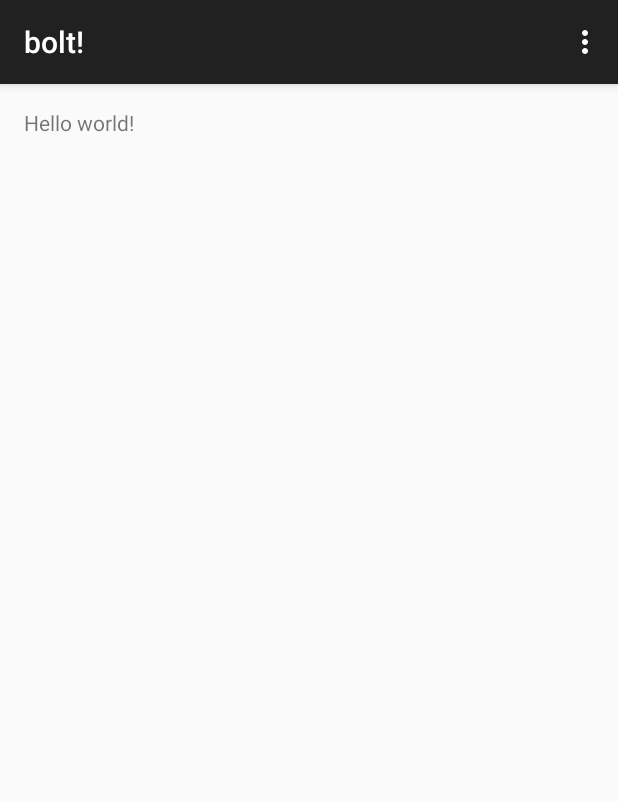
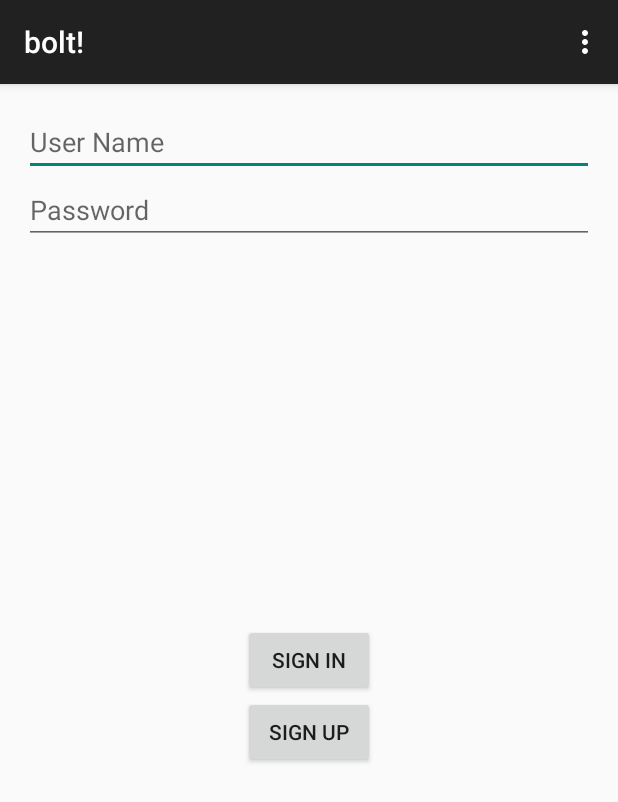
Before and after one commit to MaheshSinghSawant/CSC780Android, an Android app: the MainActivity screen opened directly, with no data from a screen before it, on a phone screen of 412 x 824 dp. Shown: the top 802 px of the screen. Run offline under Robolectric (Android 15) with nearby library versions, the phone set to English and light mode, and no system bars.

Commit message:
Created login screen

```diff
--- a/FitnessTracker/app/src/main/java/com/example/android/fitnesstracker/SplashScreen.java
+++ b/FitnessTracker/app/src/main/java/com/example/android/fitnesstracker/SplashScreen.java
@@ -19,7 +19,7 @@ public class SplashScreen extends Activity {
         Thread timerThread = new Thread() {
             public void run() {
                 try {
-                    sleep(5000);
+                    sleep(3000);
                 } catch (InterruptedException e) {
                     e.printStackTrace();
                 } finally {
--- a/FitnessTracker/app/src/main/res/layout/activity_main.xml
+++ b/FitnessTracker/app/src/main/res/layout/activity_main.xml
@@ -5,7 +5,38 @@
     android:paddingTop="@dimen/activity_vertical_margin"
     android:paddingBottom="@dimen/activity_vertical_margin" tools:context=".MainActivity">
 
-    <TextView android:text="@string/hello_world" android:layout_width="wrap_content"
-        android:layout_height="wrap_content" />
+
+    <EditText
+        android:id="@+id/editTextUserName"
+        android:hint="User Name"
+        android:layout_width="match_parent"
+        android:layout_height="wrap_content"
+        >
+
+        <requestFocus />
+    </EditText>
+
+    <EditText
+        android:id="@+id/editTextPassword"
+        android:layout_width="fill_parent"
+        android:layout_height="wrap_content"
+        android:layout_below="@id/editTextUserName"
+        android:hint="Password"
+        android:inputType="textPassword" />
+
+    <Button
+        android:id="@+id/buttonSignIN"
+        android:layout_width="wrap_content"
+        android:layout_height="wrap_content"
+        android:layout_centerInParent="true"
+        android:text="Sign In"/>
+
+    <Button
+        android:id="@+id/buttonSignUP"
+        android:layout_width="wrap_content"
+        android:layout_height="wrap_content"
+        android:layout_centerInParent="true"
+        android:layout_below="@id/buttonSignIN"
+        android:text="Sign Up" />
 
 </RelativeLayout>
--- a/FitnessTracker/app/src/main/res/layout/splash.xml
+++ b/FitnessTracker/app/src/main/res/layout/splash.xml
@@ -4,5 +4,4 @@
     android:layout_width="match_parent"
     android:layout_height="match_parent"
     android:background="@drawable/splash_image">
-
 </LinearLayout>
--- a/FitnessTracker/app/src/main/res/values/strings.xml
+++ b/FitnessTracker/app/src/main/res/values/strings.xml
@@ -1,6 +1,6 @@
 <resources>
     <string name="app_name">bolt!</string>
 
-    <string name="hello_world">Hello world!</string>
+    <string name="welcome">Track your fitness needs</string>
     <string name="action_settings">Settings</string>
 </resources>
```
